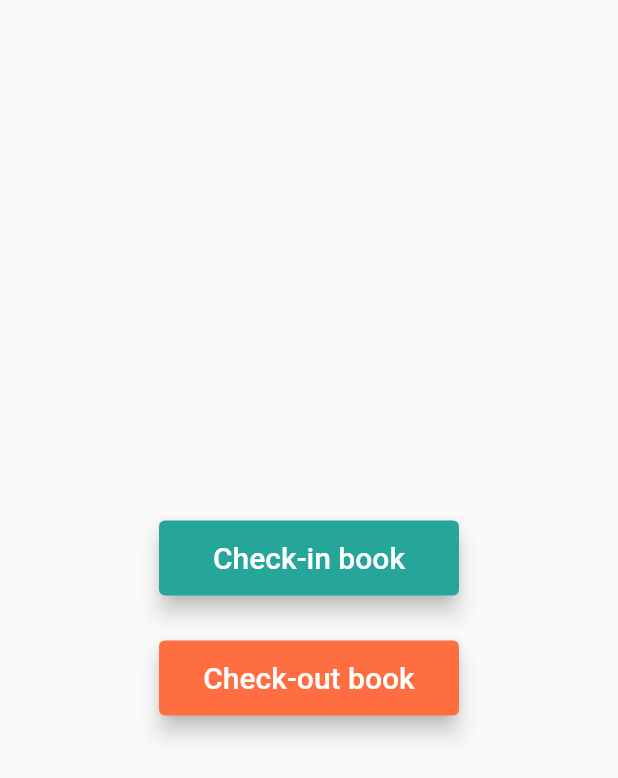
After one commit to tomasfilipe7/Give_N_Read, a Flutter app: the ScannerPage screen opened directly, on a phone screen of 412 x 824 dp. The commit adds this screen. Shown: the top 778 px of the screen. Run offline on Flutter 3.47's test engine with Material 2 defaults, Android fonts, the phone set to English and light mode, and no system bars; our stand-ins replace flutter_blue, google_maps_flutter; missing offline and left inert: qr_code_scanner.

Commit message:
Page to choose between check in or check out books

```diff
--- /dev/null
+++ b/lib/scannerpage.dart
@@ -0,0 +1,63 @@
+import 'package:flutter/material.dart';
+import 'package:give_n_read/scanner.dart';
+
+class ScannerPage extends StatefulWidget {
+  const ScannerPage({ Key? key }) : super(key: key);
+
+  @override
+  _ScannerPageState createState() => _ScannerPageState();
+}
+
+class _ScannerPageState extends State<ScannerPage> {
+  @override
+  Widget build(BuildContext context) {
+    return Scaffold(
+      body: Center(
+        child: Column(
+          mainAxisAlignment: MainAxisAlignment.center,
+          children: <Widget>[
+            ElevatedButton(
+              onPressed: () {
+                Navigator.push(
+                  context, MaterialPageRoute(
+                    builder: (context) => Scanner(),
+                  ),
+                );
+              },
+              style: ElevatedButton.styleFrom(
+                primary: Theme.of(context).primaryColor,
+                fixedSize: Size(200, 50),
+                shadowColor: Colors.black,
+                elevation: 6.0,
+              ),
+              child: const Text(
+                'Check-in book',
+                style: TextStyle(fontSize: 20.0),
+              ),
+            ),
+            const SizedBox(height: 30),
+            ElevatedButton(
+              onPressed: () {
+                Navigator.push(
+                  context, MaterialPageRoute(
+                    builder: (context) => Scanner(),
+                  ),
+                );
+              },
+              style: ElevatedButton.styleFrom(
+                primary: Theme.of(context).accentColor,
+                fixedSize: Size(200, 50),
+                shadowColor: Colors.black,
+                elevation: 6.0,
+              ),
+              child: const Text(
+                'Check-out book',
+                style: TextStyle(fontSize: 20.0),
+              )
+            ),
+          ],
+        ),
+      ),
+    );
+  }
+}
```
Also changed, not shown: lib/bottomnavbar.dart (+13 -13 lines).
